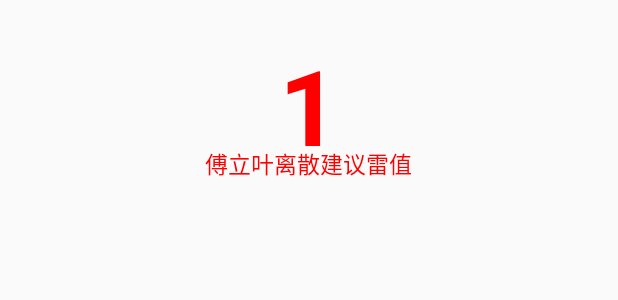
After one commit to ApplicationT/MoneyCounter, an Android app: the layout fourier_layout.xml on its own in the app's theme, with its tools: preview values and no code run, on a phone screen of 412 x 824 dp. The commit adds this screen. Shown: the top 300 px of the screen. Run offline under Robolectric (Android 15) with nearby library versions, the phone set to English and light mode, and no system bars.

Commit message:
增加弹窗

```diff
--- a/app/build.gradle
+++ b/app/build.gradle
@@ -7,8 +7,8 @@ android {
         applicationId "applock.anderson.com.moneycounter"
         minSdkVersion 15
         targetSdkVersion 24
-        versionCode 10
-        versionName "10.0"
+        versionCode 12
+        versionName "12.0"
         testInstrumentationRunner "android.support.test.runner.AndroidJUnitRunner"
     }
     buildTypes {
--- a/app/src/main/java/applock/anderson/com/moneycounter/Utils/SettingsContact.java
+++ b/app/src/main/java/applock/anderson/com/moneycounter/Utils/SettingsContact.java
@@ -12,6 +12,6 @@ public class SettingsContact {
     public static final String FLOAT = "float";
     public static final String GET_MONEY = "getmoney";
     public static final String MUSIC = "music";
-
+    public static final String Fourier = "Fourier";
 
 }
--- /dev/null
+++ b/app/src/main/res/layout/fourier_layout.xml
@@ -0,0 +1,38 @@
+<?xml version="1.0" encoding="utf-8"?>
+<LinearLayout xmlns:android="http://schemas.android.com/apk/res/android"
+    android:id="@+id/fourier_layout_c"
+    android:layout_width="match_parent"
+    android:layout_height="wrap_content"
+    android:orientation="vertical"
+    android:gravity="center">
+
+    <RelativeLayout
+        android:layout_width="140dp"
+        android:layout_height="140dp">
+
+
+        <TextView
+            android:id="@+id/textView4"
+            android:layout_width="wrap_content"
+            android:layout_height="wrap_content"
+            android:layout_alignParentBottom="true"
+            android:layout_centerHorizontal="true"
+            android:layout_marginBottom="19dp"
+            android:text="傅立叶离散建议雷值"
+            android:textColor="@color/red"
+            android:textSize="15sp" />
+
+        <TextView
+            android:id="@+id/fouier_data"
+            android:layout_width="wrap_content"
+            android:layout_height="wrap_content"
+            android:text="1"
+            android:textColor="@color/red"
+            android:textSize="70sp"
+            android:textStyle="bold"
+            android:layout_centerVertical="true"
+            android:layout_centerHorizontal="true" />
+
+    </RelativeLayout>
+
+</LinearLayout>
--- a/app/src/main/res/layout/toast_item.xml
+++ b/app/src/main/res/layout/toast_item.xml
@@ -19,7 +19,7 @@
             android:layout_height="wrap_content"
             android:padding="5dip"
             android:text="请认准正版雷中雷10.0"
-            android:textSize="17sp"
+            android:textSize="18sp"
             android:textColor="@color/red"/>
     </ScrollView>
 </LinearLayout>
--- a/app/src/main/res/values/strings.xml
+++ b/app/src/main/res/values/strings.xml
@@ -1,5 +1,5 @@
 <resources>
-    <string name="app_name">雷中雷10.0</string>
+    <string name="app_name">雷中雷12.0</string>
 
     <string name="app_description">\n\n ○ 狠戳插件开关 \n\n开启你的雷中雷之旅</string>
 </resources>
```
Also changed, not shown: app/src/main/java/applock/anderson/com/moneycounter/MainActivity.java (+26 -0 lines), app/src/main/java/applock/anderson/com/moneycounter/services/CountService.java (+33 -6 lines), app/src/main/java/applock/anderson/com/moneycounter/view/FloatFourierView.java (added, +29 -0 lines), app/src/main/java/applock/anderson/com/moneycounter/view/FloatWindowHintView.java (+9 -3 lines), app/src/main/java/applock/anderson/com/moneycounter/view/MyWindowManager.java (+67 -20 lines), app/src/main/res/layout/hint_layout.xml (+4 -3 lines), app/src/main/res/layout/main_activity.xml (+34 -1 lines).
